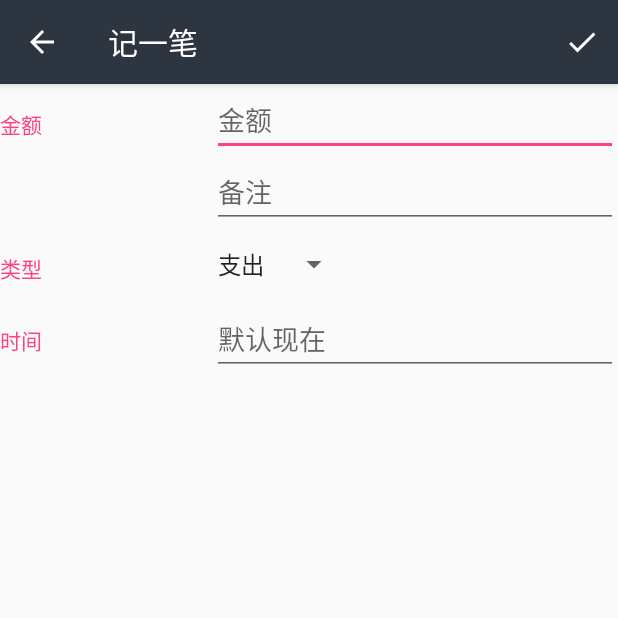
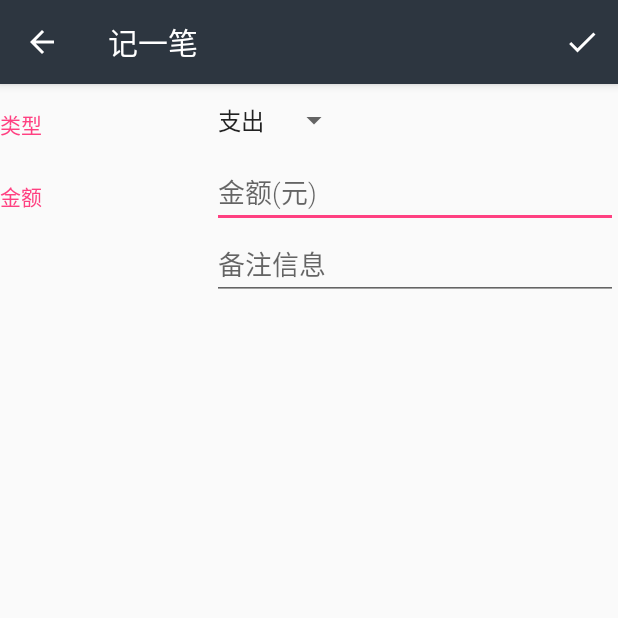
Before and after one commit to xufucun/NoteBook, an Android app: the screen it shows after launch (EditorActivity), after a tap on an icon or button, on a phone screen of 412 x 824 dp, the top half of it. Run offline under Robolectric (Android 15) with nearby library versions, the phone set to English and light mode, and no system bars.

Commit message:
就这样吧

```diff
--- a/app/src/main/java/cn/xufucun/udacity/notebook/EditorActivity.java
+++ b/app/src/main/java/cn/xufucun/udacity/notebook/EditorActivity.java
@@ -18,12 +18,10 @@ import android.widget.Toast;
 import cn.xufucun.udacity.notebook.data.BillContract.BillEntry;
 import cn.xufucun.udacity.notebook.data.BillDbHelper;
 
-public class EditorActivity extends AppCompatActivity {
+public class EditorActivity extends AppCompatActivity implements AdapterView.OnItemSelectedListener {
 
     private EditText mTotal;
     private EditText mRemarks;
-    private EditText mDate;
-    private Spinner mTypeSpinner;
 
     private int mType = BillEntry.TYPE_EXPENSES;
 
@@ -32,24 +30,20 @@ public class EditorActivity extends AppCompatActivity {
         super.onCreate(savedInstanceState);
         setContentView(R.layout.activity_editor);
 
-        // Find all relevant views that we will need to read user input from
         mTotal = findViewById(R.id.edit_pet_name);
         mRemarks = findViewById(R.id.edit_pet_breed);
-        mDate = findViewById(R.id.edit_pet_weight);
-        mTypeSpinner = findViewById(R.id.spinner_gender);
 
-        setupSpinner();
+        Spinner mTypeSpinner = findViewById(R.id.spinner_gender);
+        mTypeSpinner.setOnItemSelectedListener(this);
 
     }
 
-    private void setupSpinner() {
-        ArrayAdapter genderSpinnerAdapter = ArrayAdapter.createFromResource(this, R.array.array_gender_options, android.R.layout.simple_spinner_item);
-        genderSpinnerAdapter.setDropDownViewResource(android.R.layout.simple_dropdown_item_1line);
-        mTypeSpinner.setAdapter(genderSpinnerAdapter);
-        mTypeSpinner.setOnItemSelectedListener(new AdapterView.OnItemSelectedListener() {
+
+
     @Override
-            public void onItemSelected(AdapterView<?> parent, View view, int position, long id) {
-                String selection = (String) parent.getItemAtPosition(position);
+    public void onItemSelected(AdapterView<?> adapterView, View view, int position, long l) {
+
+        String selection = (String) adapterView.getItemAtPosition(position);
         if (!TextUtils.isEmpty(selection)) {
             if (selection.equals(getString(R.string.type_income))) {
                 mType = BillEntry.TYPE_INCOME;
@@ -59,20 +53,23 @@ public class EditorActivity extends AppCompatActivity {
         }
     }
 
-            // 因为AdapterView是一个抽象类，所以必须定义onNothingSelected
     @Override
-            public void onNothingSelected(AdapterView<?> parent) {
+    public void onNothingSelected(AdapterView<?> adapterView) {
         mType = BillEntry.TYPE_EXPENSES;
     }
-        });
 
-    }
 
     private void insertPet() {
+
         String totalString = mTotal.getText().toString().trim();
         String remarkString = mRemarks.getText().toString().trim();
 
-        int totalInt = Integer.parseInt(totalString);
+        if (totalString.trim().isEmpty()||remarkString.trim().isEmpty()){
+            Toast.makeText(this, "不能为空", Toast.LENGTH_SHORT).show();
+            return;
+        }
+
+        int totalInt = Integer.parseInt(totalString)*100; //存储单位（分）
         int timeStamp = Integer.parseInt(getTime());
 
         BillDbHelper mDbHelper = new BillDbHelper(this);
@@ -100,8 +97,7 @@ public class EditorActivity extends AppCompatActivity {
 
     public String getTime(){
         long time = System.currentTimeMillis()/1000;
-        String  str=String.valueOf(time);
-        return str;
+        return String.valueOf(time);
     }
 
     @Override
--- a/app/src/main/java/cn/xufucun/udacity/notebook/MainActivity.java
+++ b/app/src/main/java/cn/xufucun/udacity/notebook/MainActivity.java
@@ -42,14 +42,11 @@ public class MainActivity extends AppCompatActivity {
         displayDatabaseInfo();
     }
 
-    /**
-     * 在屏幕上显示关于宠物数据库状态信息的临时帮助方法。
-     */
+
     private void displayDatabaseInfo() {
-        //创建和/或打开一个数据库来读取它
+
         SQLiteDatabase db = mDbHelper.getReadableDatabase();
 
-        // 定义一个投影，指定在查询后您将实际使用的数据库中的哪些列。
         String[] projection = {
                 BillEntry._ID,
                 BillEntry.COLUMN_BILL_TYPE,
@@ -57,58 +54,38 @@ public class MainActivity extends AppCompatActivity {
                 BillEntry.COLUMN_BILL_REMARK,
                 BillEntry.COLUMN_BILL_DATE };
 
-        // 在宠物表上执行一个查询
-        Cursor cursor = db.query(
-                BillEntry.TABLE_NAME,   // 要查询的表
-                projection,            // 要返回的列
-                null,                  // WHERE子句的列
-                null,                  // WHERE子句的值
-                null,                  // 不要将行分组
-                null,                  // 不要按行组过滤
-                null);                   // 排序顺序
+        // 在账单表上执行一个查询
+        Cursor cursor = db.query(BillEntry.TABLE_NAME, projection, null, null, null, null, null);
 
         TextView displayView = findViewById(R.id.text_view_pet);
 
         try {
-            // Create a header in the Text View that looks like this:
-            //
-            // The pets table contains <number of rows in Cursor> pets.
-            // _id - name - breed - gender - weight
-            //
-            // In the while loop below, iterate through the rows of the cursor and display
-            // the information from each column in this order.
-            displayView.setText("The pets table contains " + cursor.getCount() + " pets.\n\n");
+            displayView.setText("当前有" + cursor.getCount() + "条账单.\n\n");
             displayView.append(BillEntry._ID + " - " +
                     BillEntry.COLUMN_BILL_TYPE + " - " +
                     BillEntry.COLUMN_BILL_PRICE + " - " +
                     BillEntry.COLUMN_BILL_REMARK + " - " +
                     BillEntry.COLUMN_BILL_DATE + "\n");
 
-            // 找出每列的索引
             int idColumnIndex = cursor.getColumnIndex(BillEntry._ID);
             int nameColumnIndex = cursor.getColumnIndex(BillEntry.COLUMN_BILL_TYPE);
             int breedColumnIndex = cursor.getColumnIndex(BillEntry.COLUMN_BILL_PRICE);
             int genderColumnIndex = cursor.getColumnIndex(BillEntry.COLUMN_BILL_REMARK);
             int weightColumnIndex = cursor.getColumnIndex(BillEntry.COLUMN_BILL_DATE);
 
-            // 遍历游标中的所有返回的行
             while (cursor.moveToNext()) {
-                // 使用该索引提取单词的字符串或整数值
-                // 在当前行光标处于打开状态。
                 int currentID = cursor.getInt(idColumnIndex);
-                String currentName = cursor.getString(nameColumnIndex);
-                String currentBreed = cursor.getString(breedColumnIndex);
-                int currentGender = cursor.getInt(genderColumnIndex);
-                int currentWeight = cursor.getInt(weightColumnIndex);
-                // 显示TextView中光标当前行的每一列的值
+                int currentType = cursor.getInt(nameColumnIndex);
+                int currentPrice = cursor.getInt(breedColumnIndex);
+                String  currentRemark = cursor.getString(genderColumnIndex);
+                int currentTime = cursor.getInt(weightColumnIndex);
                 displayView.append(("\n" + currentID + " - " +
-                        currentName + " - " +
-                        currentBreed + " - " +
-                        currentGender + " - " +
-                        currentWeight));
+                        currentType + " - " +
+                        currentPrice + " - " +
+                        currentRemark + " - " +
+                        currentTime));
             }
         } finally {
-            // 读完之后，请始终关闭光标。 这将释放所有资源并使其无效。
             cursor.close();
         }
     }
@@ -121,17 +98,12 @@ public class MainActivity extends AppCompatActivity {
         // 以写入模式获取数据库
         SQLiteDatabase db = mDbHelper.getWritableDatabase();
 
-        // 创建一个ContentValues对象，其中列名是keys，Toto的宠物属性是值。
         ContentValues values = new ContentValues();
         values.put(BillEntry.COLUMN_BILL_TYPE, BillEntry.TYPE_EXPENSES);
         values.put(BillEntry.COLUMN_BILL_PRICE, 10000);
         values.put(BillEntry.COLUMN_BILL_REMARK,"备注");
         values.put(BillEntry.COLUMN_BILL_DATE,  0);
 
-        // 在数据库中插入一个新的Toto行，返回新行的ID。
-        //db.insert（）的第一个参数是宠物表名。
-        //第二个参数提供了在ContentValues为空的情况下框架可以插入NULL的列的名称（如果设置为“null”，那么框架在没有值时不会插入行）。
-        // 第三个参数是包含Toto信息的ContentValues对象。
         long newRowId = db.insert(BillEntry.TABLE_NAME, null, values);
     }
 
--- a/app/src/main/java/cn/xufucun/udacity/notebook/data/BillDbHelper.java
+++ b/app/src/main/java/cn/xufucun/udacity/notebook/data/BillDbHelper.java
@@ -11,8 +11,6 @@ import cn.xufucun.udacity.notebook.data.BillContract.BillEntry;
  */
 
 public class BillDbHelper extends SQLiteOpenHelper {
-
-    private static final String TAG = "BillDbHelper";
 
     private static final String DATABASE_NAME = "shelter.db";
 
@@ -29,7 +27,7 @@ public class BillDbHelper extends SQLiteOpenHelper {
                 + BillEntry._ID + " INTEGER PRIMARY KEY AUTOINCREMENT, "
                 + BillEntry.COLUMN_BILL_TYPE + " INTEGER NOT NULL DEFAULT 0, "
                 + BillEntry.COLUMN_BILL_PRICE + " INTEGER NOT NULL, "
-                + BillEntry.COLUMN_BILL_REMARK + " TEXT, "
+                + BillEntry.COLUMN_BILL_REMARK + " TEXT NOT NULL, "
                 + BillEntry.COLUMN_BILL_DATE + " INTEGER NOT NULL);";
 
         // 执行SQL语句
@@ -38,6 +36,6 @@ public class BillDbHelper extends SQLiteOpenHelper {
 
     @Override
     public void onUpgrade(SQLiteDatabase sqLiteDatabase, int i, int i1) {
-        // 数据库仍然在版本1，所以这里没有任何事情要做。
+
     }
 }
--- a/app/src/main/res/layout/activity_editor.xml
+++ b/app/src/main/res/layout/activity_editor.xml
@@ -8,84 +8,59 @@
     tools:context="cn.xufucun.udacity.notebook.EditorActivity">
 
     <LinearLayout
-        android:layout_width="match_parent"
-        android:layout_height="wrap_content"
-        android:orientation="horizontal">
-
-        <TextView
-            android:text="金额"
-            style="@style/CategoryStyle" />
-
-        <LinearLayout
-            android:layout_height="wrap_content"
-            android:layout_width="0dp"
-            android:layout_weight="2"
-            android:paddingLeft="4dp"
-            android:orientation="vertical">
-
-            <EditText
-                android:id="@+id/edit_pet_name"
-                android:hint="金额"
-                android:inputType="textCapWords"
-                style="@style/EditorFieldStyle" />
-
-            <EditText
-                android:id="@+id/edit_pet_breed"
-                android:hint="备注"
-                android:inputType="textCapWords"
-                style="@style/EditorFieldStyle" />
-        </LinearLayout>
-    </LinearLayout>
-
-    <LinearLayout
         android:id="@+id/container_gender"
         android:layout_width="match_parent"
         android:layout_height="wrap_content"
         android:orientation="horizontal">
 
         <TextView
-            android:text="类型"
-            style="@style/CategoryStyle" />
+            style="@style/CategoryStyle"
+            android:text="类型" />
 
         <LinearLayout
+            android:layout_width="0dp"
             android:layout_height="wrap_content"
-            android:layout_width="0dp"
             android:layout_weight="2"
             android:orientation="vertical">
 
             <Spinner
                 android:id="@+id/spinner_gender"
+                android:layout_width="wrap_content"
                 android:layout_height="48dp"
-                android:layout_width="wrap_content"
                 android:paddingRight="16dp"
+                android:entries="@array/array_type_options"
                 android:spinnerMode="dropdown"/>
         </LinearLayout>
     </LinearLayout>
 
     <LinearLayout
-        android:id="@+id/container_measurement"
         android:layout_width="match_parent"
         android:layout_height="wrap_content"
         android:orientation="horizontal">
 
         <TextView
-            android:text="时间"
-            style="@style/CategoryStyle" />
+            style="@style/CategoryStyle"
+            android:text="金额" />
 
-        <RelativeLayout
+        <LinearLayout
+            android:layout_width="0dp"
             android:layout_height="wrap_content"
-            android:layout_width="0dp"
             android:layout_weight="2"
+            android:orientation="vertical"
             android:paddingLeft="4dp">
 
             <EditText
-                android:id="@+id/edit_pet_weight"
-                android:hint="默认现在"
-                android:focusable="false"
-                android:inputType="number"
-                style="@style/EditorFieldStyle" />
+                android:id="@+id/edit_pet_name"
+                style="@style/EditorFieldStyle"
+                android:hint="金额(元)"
+                android:inputType="numberDecimal" />
 
-        </RelativeLayout>
+            <EditText
+                android:id="@+id/edit_pet_breed"
+                style="@style/EditorFieldStyle"
+                android:hint="备注信息"
+                android:inputType="textCapWords" />
+        </LinearLayout>
     </LinearLayout>
 
 </LinearLayout>
--- a/app/src/main/res/values/arrays.xml
+++ b/app/src/main/res/values/arrays.xml
@@ -1,6 +1,6 @@
 <?xml version="1.0" encoding="utf-8"?>
 <resources>
-    <string-array name="array_gender_options">
+    <string-array name="array_type_options">
         <item>@string/type_expenses</item>
         <item>@string/type_income</item>
     </string-array>
```
Also changed, not shown: app/src/main/java/cn/xufucun/udacity/notebook/data/BillContract.java (+8 -36 lines). Lines whose indentation alone changed are shown as unchanged.
